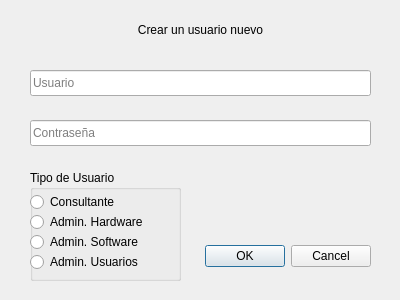
This is ClientApp/newuserdialog.ui in jpvindas11/LosM-sFritos_Arduinos as Qt 5 draws it before an edit. The edited form follows.
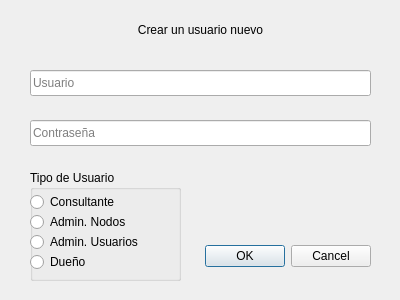
This is the edited form.

Commit message: Funciones para visualizacion de logs y nodos conectados

```diff
--- a/ClientApp/newuserdialog.ui
+++ b/ClientApp/newuserdialog.ui
@@ -134,27 +134,14 @@
      </rect>
     </property>
     <property name="text">
-     <string>Admin. Hardware</string>
-    </property>
-   </widget>
-   <widget class="QRadioButton" name="radioButton_s">
-    <property name="geometry">
-     <rect>
-      <x>0</x>
-      <y>60</y>
-      <width>141</width>
-      <height>24</height>
-     </rect>
-    </property>
-    <property name="text">
-     <string>Admin. Software</string>
+     <string>Admin. Nodos</string>
     </property>
    </widget>
    <widget class="QRadioButton" name="radioButton_u">
     <property name="geometry">
      <rect>
       <x>0</x>
-      <y>80</y>
+      <y>60</y>
       <width>141</width>
       <height>24</height>
      </rect>
@@ -163,6 +150,19 @@
      <string>Admin. Usuarios</string>
     </property>
    </widget>
+   <widget class="QRadioButton" name="radioButton_o">
+    <property name="geometry">
+     <rect>
+      <x>0</x>
+      <y>80</y>
+      <width>141</width>
+      <height>24</height>
+     </rect>
+    </property>
+    <property name="text">
+     <string>Dueño</string>
+    </property>
+   </widget>
   </widget>
  </widget>
  <resources/>
```
The commit also changes 16 other files.
